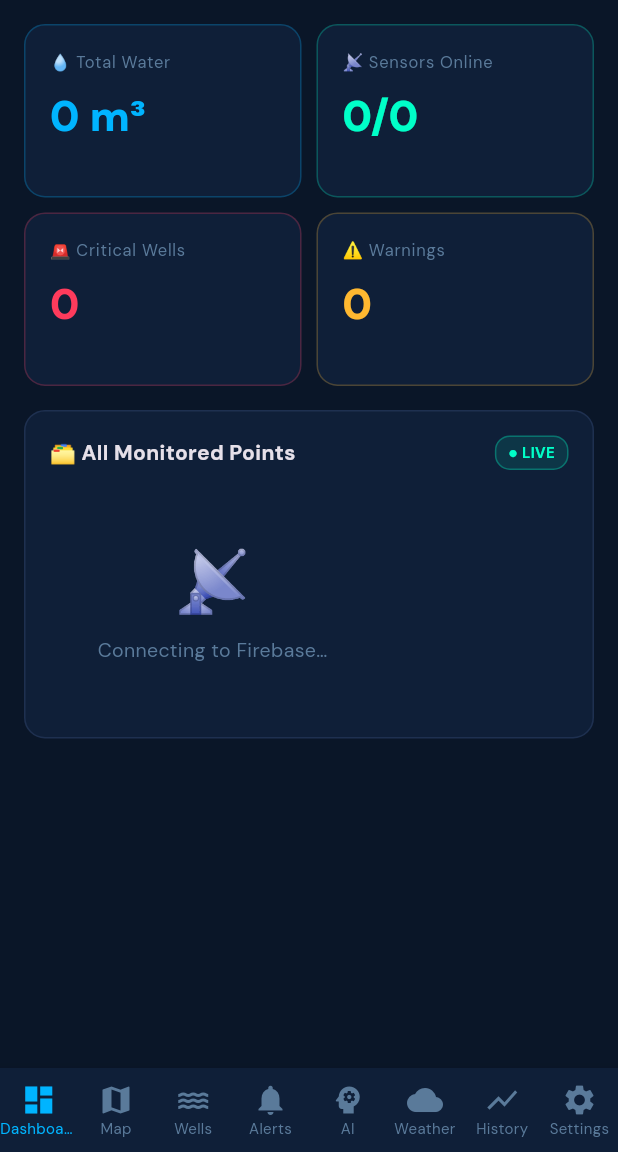
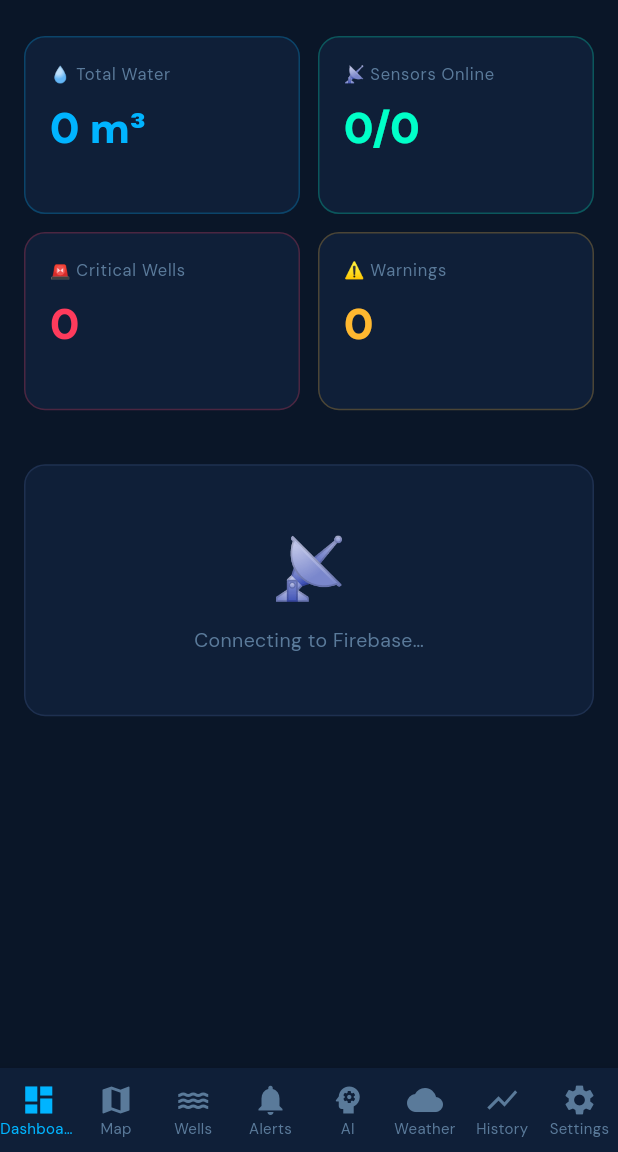
Before and after one commit to HajarBoulmane/AquaSense, a Flutter app: the screen it shows after launch, on a phone screen of 412 x 824 dp, the part 84-1236 px from its top. Run offline on Flutter 3.47's test engine with Material 3 defaults, Android fonts, the phone set to English and light mode, and no system bars; our stand-ins replace firebase_core, firebase_database, fl_chart, flutter_map, google_fonts, latlong2; accounts and stored records are empty.

Commit message:
Add responsive layout support for larger screens

```diff
--- a/lib/main.dart
+++ b/lib/main.dart
@@ -23,12 +23,12 @@ class AquaSenseApp extends StatelessWidget {
       debugShowCheckedModeBanner: false,
       theme: ThemeData(
         brightness: Brightness.dark,
-        scaffoldBackgroundColor: const Color(0xFF0A1628),
+        scaffoldBackgroundColor: const Color(0xFF060D1A),
         colorScheme: const ColorScheme.dark(
           primary:   Color(0xFF00B4FF),
           secondary: Color(0xFF00FFC8),
           error:     Color(0xFFFF3B5C),
-          surface:   Color(0xFF0F1F38),
+          surface:   Color(0xFF0B1629),
         ),
         textTheme: GoogleFonts.dmSansTextTheme(
           ThemeData.dark().textTheme,
--- a/lib/screens/dashboard_screen.dart
+++ b/lib/screens/dashboard_screen.dart
@@ -6,6 +6,7 @@ import '../theme/app_theme.dart';
 import '../models/sensor_model.dart';
 import '../widgets/stat_card.dart';
 import '../widgets/sensor_list_tile.dart';
+import '../utils/responsive.dart';
 import 'main_shell.dart';
 import 'sensor_detail_screen.dart';
 
@@ -14,73 +15,76 @@ class DashboardScreen extends StatelessWidget {
 
   @override
   Widget build(BuildContext context) {
-    final sensors = SensorsProvider.of(context)?.sensors ?? [];
+    final sensors  = SensorsProvider.of(context)?.sensors ?? [];
+    final totalVol = sensors.fold(0.0, (a, s) => a + s.volumeM3);
+    final online   = sensors.where((s) => s.online).length;
+    final critical = sensors.where((s) => s.status == SensorStatus.critical).length;
+    final warned   = sensors.where((s) => s.status == SensorStatus.warning).length;
 
-    final totalVol  = sensors.fold(0.0, (a, s) => a + s.volumeM3);
-    final online    = sensors.where((s) => s.online).length;
-    final critical  = sensors.where((s) => s.status == SensorStatus.critical).length;
-    final warned    = sensors.where((s) => s.status == SensorStatus.warning).length;
+    return PageWrapper(
+      child: Column(crossAxisAlignment: CrossAxisAlignment.start, children: [
 
-    return RefreshIndicator(
-      color: AquaColors.accent,
-      backgroundColor: AquaColors.surface,
-      onRefresh: () async => await Future.delayed(const Duration(seconds: 1)),
-      child: ListView(
-        padding: const EdgeInsets.all(16),
+        // ── Stats grid — 4 cols on desktop, 2 on mobile ────────
+        ResponsiveGrid(
+          columns: R.statCols(context),
+          childAspect: R.isDesktop(context) ? 1.8 : 1.55,
           children: [
-
-          // ── Stats grid ──────────────────────────────────────
-          GridView.count(
-            crossAxisCount: 2,
-            shrinkWrap: true,
-            physics: const NeverScrollableScrollPhysics(),
-            crossAxisSpacing: 10,
-            mainAxisSpacing: 10,
-            childAspectRatio: 1.6,
-            children: [
-              StatCard(label: '💧 Total Water',     value: '${totalVol.round()} m³', color: AquaColors.accent),
-              StatCard(label: '📡 Sensors Online',  value: '$online/${sensors.length}', color: AquaColors.accent2),
-              StatCard(label: '🚨 Critical Wells',  value: '$critical', color: AquaColors.danger),
-              StatCard(label: '⚠️ Warnings',        value: '$warned',   color: AquaColors.warn),
+            StatCard(label: '💧 Total Water',    value: '${totalVol.round()} m³', color: AquaColors.accent),
+            StatCard(label: '📡 Sensors Online', value: '$online/${sensors.length}', color: AquaColors.accent2),
+            StatCard(label: '🚨 Critical Wells', value: '$critical', color: AquaColors.danger),
+            StatCard(label: '⚠️ Warnings',       value: '$warned', color: AquaColors.warn),
           ],
         ),
+        const SizedBox(height: 18),
+
+        // ── Chart + List — side-by-side on desktop ─────────────
+        if (sensors.isNotEmpty)
+          R.useTwoCols(context)
+              ? Row(crossAxisAlignment: CrossAxisAlignment.start, children: [
+                  Expanded(flex: 3, child: _chartCard(context, sensors)),
+                  const SizedBox(width: 18),
+                  Expanded(flex: 2, child: _listCard(context, sensors)),
+                ])
+              : Column(children: [
+                  _chartCard(context, sensors),
                   const SizedBox(height: 16),
+                  _listCard(context, sensors),
+                ]),
 
-          // ── Level history chart ──────────────────────────────
-          if (sensors.isNotEmpty) ...[
-            _AquaCard(
+        if (sensors.isEmpty) ...[
+          const SizedBox(height: 18),
+          _emptyState(),
+        ],
+      ]),
+    );
+  }
+
+  Widget _chartCard(BuildContext context, List<SensorModel> sensors) {
+    return AquaCard(
       title: '📈 Level Overview',
       child: SizedBox(
-                height: 180,
-                child: BarChart(
-                  BarChartData(
+        height: R.chartH(context),
+        child: BarChart(BarChartData(
           barGroups: sensors.asMap().entries.map((e) {
             final s = e.value;
             final color = s.status == SensorStatus.critical
                 ? AquaColors.danger
                 : s.status == SensorStatus.warning
-                              ? AquaColors.warn
-                              : AquaColors.accent2;
+                    ? AquaColors.warn : AquaColors.accent2;
             return BarChartGroupData(x: e.key, barRods: [
               BarChartRodData(
-                          toY: s.levelPct,
-                          color: color,
-                          width: 14,
-                          borderRadius: BorderRadius.circular(4),
-                        ),
+                toY: s.levelPct, color: color, width: 14,
+                borderRadius: BorderRadius.circular(4)),
             ]);
           }).toList(),
           titlesData: FlTitlesData(
-                      leftTitles: AxisTitles(
-                        sideTitles: SideTitles(
+            leftTitles: AxisTitles(sideTitles: SideTitles(
               showTitles: true,
               getTitlesWidget: (v, _) => Text('${v.round()}%',
                 style: TextStyle(fontSize: 9, color: AquaColors.muted)),
               reservedSize: 32,
-                        ),
-                      ),
-                      bottomTitles: AxisTitles(
-                        sideTitles: SideTitles(
+            )),
+            bottomTitles: AxisTitles(sideTitles: SideTitles(
               showTitles: true,
               getTitlesWidget: (v, _) {
                 final i = v.toInt();
@@ -89,92 +93,82 @@ class DashboardScreen extends StatelessWidget {
                 return Padding(
                   padding: const EdgeInsets.only(top: 4),
                   child: Text(
-                                name.length > 8 ? '${name.substring(0,7)}…' : name,
-                                style: TextStyle(fontSize: 8, color: AquaColors.muted),
+                    name.length > 8 ? '${name.substring(0, 7)}…' : name,
+                    style: TextStyle(fontSize: 8, color: AquaColors.muted)));
+              },
+              reservedSize: 28,
+            )),
+            rightTitles: const AxisTitles(sideTitles: SideTitles(showTitles: false)),
+            topTitles:   const AxisTitles(sideTitles: SideTitles(showTitles: false)),
+          ),
+          borderData: FlBorderData(show: false),
+          gridData: FlGridData(
+            getDrawingHorizontalLine: (_) =>
+                FlLine(color: AquaColors.border, strokeWidth: 1)),
+          maxY: 100,
+        )),
       ),
     );
-                          },
-                          reservedSize: 28,
-                        ),
-                      ),
-                      rightTitles:  const AxisTitles(sideTitles: SideTitles(showTitles: false)),
-                      topTitles:    const AxisTitles(sideTitles: SideTitles(showTitles: false)),
-                    ),
-                    borderData: FlBorderData(show: false),
-                    gridData:   FlGridData(
-                      getDrawingHorizontalLine: (_) =>
-                        FlLine(color: AquaColors.border, strokeWidth: 1),
-                    ),
-                    maxY: 100,
-                  ),
-                ),
-              ),
-            ),
-            const SizedBox(height: 16),
-          ],
+  }
 
-          // ── All sensors list ─────────────────────────────────
-          _AquaCard(
+  Widget _listCard(BuildContext context, List<SensorModel> sensors) {
+    return AquaCard(
       title: '🗂️ All Monitored Points',
       liveTag: true,
-            child: sensors.isEmpty
-              ? _emptyState()
-              : Column(
+      child: Column(
         children: sensors.map((s) => SensorListTile(
           sensor: s,
           onTap: () => Navigator.push(context,
             MaterialPageRoute(builder: (_) => SensorDetailScreen(sensor: s))),
         )).toList(),
       ),
-          ),
-        ],
-      ),
     );
   }
 
-  Widget _emptyState() => Padding(
-    padding: const EdgeInsets.all(32),
-    child: Column(children: [
-      Text('📡', style: TextStyle(fontSize: 40)),
-      const SizedBox(height: 8),
+  Widget _emptyState() => Container(
+    padding: const EdgeInsets.all(40),
+    decoration: BoxDecoration(
+      color: AquaColors.surface, borderRadius: BorderRadius.circular(14),
+      border: Border.all(color: AquaColors.border)),
+    child: Center(child: Column(children: [
+      const Text('📡', style: TextStyle(fontSize: 40)),
+      const SizedBox(height: 10),
       Text('Connecting to Firebase…',
         style: TextStyle(color: AquaColors.muted, fontSize: 13)),
-    ]),
+    ])),
   );
 }
 
-// ── Reusable card ─────────────────────────────────────────────
-class _AquaCard extends StatelessWidget {
+// ── Reusable AquaCard — exported for other screens ───────
+class AquaCard extends StatelessWidget {
   final String title;
   final Widget child;
   final bool liveTag;
 
-  const _AquaCard({required this.title, required this.child, this.liveTag = false});
+  const AquaCard({super.key, required this.title, required this.child,
+    this.liveTag = false});
 
   @override
   Widget build(BuildContext context) {
     return Container(
-      padding: const EdgeInsets.all(16),
+      padding: EdgeInsets.all(R.isDesktop(context) ? 20 : 16),
       decoration: BoxDecoration(
-        color: AquaColors.surface,
-        borderRadius: BorderRadius.circular(14),
-        border: Border.all(color: AquaColors.border),
-      ),
+        color: AquaColors.surface, borderRadius: BorderRadius.circular(14),
+        border: Border.all(color: AquaColors.border)),
       child: Column(crossAxisAlignment: CrossAxisAlignment.start, children: [
         Row(children: [
-          Expanded(child: Text(title,
-            style: const TextStyle(fontWeight: FontWeight.w700, fontSize: 14))),
+          Expanded(child: Text(title, style: TextStyle(
+            fontWeight: FontWeight.w700,
+            fontSize: R.isDesktop(context) ? 15 : 14))),
           if (liveTag)
             Container(
               padding: const EdgeInsets.symmetric(horizontal: 8, vertical: 3),
               decoration: BoxDecoration(
                 color: AquaColors.accent2.withOpacity(0.1),
                 borderRadius: BorderRadius.circular(10),
-                border: Border.all(color: AquaColors.accent2.withOpacity(0.3)),
-              ),
-              child: Text('● LIVE',
-                style: TextStyle(fontSize: 10, color: AquaColors.accent2, fontWeight: FontWeight.w700)),
-            ),
+                border: Border.all(color: AquaColors.accent2.withOpacity(0.3))),
+              child: Text('● LIVE', style: TextStyle(
+                fontSize: 10, color: AquaColors.accent2, fontWeight: FontWeight.w700))),
         ]),
         const SizedBox(height: 14),
         child,
--- a/lib/screens/history_screen.dart
+++ b/lib/screens/history_screen.dart
@@ -3,6 +3,7 @@
 import 'package:flutter/material.dart';
 import 'package:fl_chart/fl_chart.dart';
 import '../theme/app_theme.dart';
+import '../utils/responsive.dart';
 import '../models/sensor_model.dart';
 import 'main_shell.dart';
 
@@ -33,12 +34,15 @@ class _HistoryScreenState extends State<HistoryScreen> {
 
     final maxLen = _history.values.fold(0, (a, v) => a > v.length ? a : v.length);
 
-    return ListView(
-      padding: const EdgeInsets.all(16),
-      children: [
+    return Center(
+      child: ConstrainedBox(
+        constraints: BoxConstraints(maxWidth: R.maxW(context)),
+        child: ListView(
+          padding: EdgeInsets.all(R.pad(context)),
+          children: [
         // Chart
         Container(
-          padding: const EdgeInsets.all(16),
+          padding: EdgeInsets.all(R.pad(context)),
           decoration: BoxDecoration(
             color: AquaColors.surface,
             borderRadius: BorderRadius.circular(14),
@@ -101,7 +105,7 @@ class _HistoryScreenState extends State<HistoryScreen> {
 
         // Event log
         Container(
-          padding: const EdgeInsets.all(16),
+          padding: EdgeInsets.all(R.pad(context)),
           decoration: BoxDecoration(
             color: AquaColors.surface,
             borderRadius: BorderRadius.circular(14),
@@ -127,7 +131,9 @@ class _HistoryScreenState extends State<HistoryScreen> {
             }),
           ]),
         ),
-      ],
+        ],
+        ),
+      ),
     );
   }
 }
--- a/lib/screens/predictions_screen.dart
+++ b/lib/screens/predictions_screen.dart
@@ -3,6 +3,7 @@
 import 'package:flutter/material.dart';
 import 'package:fl_chart/fl_chart.dart';
 import '../theme/app_theme.dart';
+import '../utils/responsive.dart';
 import '../models/sensor_model.dart';
 import 'main_shell.dart';
 
@@ -19,12 +20,15 @@ class PredictionsScreen extends StatelessWidget {
     final sensors = SensorsProvider.of(context)?.sensors ?? [];
     final sorted  = [...sensors]..sort((a, b) => a.levelPct.compareTo(b.levelPct));
 
-    return ListView(
-      padding: const EdgeInsets.all(16),
-      children: [
+    return Center(
+      child: ConstrainedBox(
+        constraints: BoxConstraints(maxWidth: R.maxW(context)),
+        child: ListView(
+          padding: EdgeInsets.all(R.pad(context)),
+          children: [
         // ── Insights ─────────────────────────────────────────
         Container(
-          padding: const EdgeInsets.all(16),
+          padding: EdgeInsets.all(R.pad(context)),
           decoration: BoxDecoration(
             color: AquaColors.surface,
             borderRadius: BorderRadius.circular(14),
@@ -41,7 +45,7 @@ class PredictionsScreen extends StatelessWidget {
 
         // ── 30-day forecast chart ─────────────────────────────
         Container(
-          padding: const EdgeInsets.all(16),
+          padding: EdgeInsets.all(R.pad(context)),
           decoration: BoxDecoration(
             color: AquaColors.surface,
             borderRadius: BorderRadius.circular(14),
@@ -99,7 +103,7 @@ class PredictionsScreen extends StatelessWidget {
 
         // ── Shortage probability bars ─────────────────────────
         Container(
-          padding: const EdgeInsets.all(16),
+          padding: EdgeInsets.all(R.pad(context)),
           decoration: BoxDecoration(
             color: AquaColors.surface,
             borderRadius: BorderRadius.circular(14),
@@ -136,7 +140,9 @@ class PredictionsScreen extends StatelessWidget {
             }),
           ]),
         ),
-      ],
+        ],
+        ),
+      ),
     );
   }
 }
--- a/lib/screens/wells_screen.dart
+++ b/lib/screens/wells_screen.dart
@@ -2,6 +2,7 @@
 
 import 'package:flutter/material.dart';
 import '../theme/app_theme.dart';
+import '../utils/responsive.dart';
 import '../models/sensor_model.dart';
 import '../widgets/sensor_list_tile.dart';
 import 'main_shell.dart';
@@ -42,7 +43,7 @@ class _WellsScreenState extends State<WellsScreen> {
         child: sensors.isEmpty
           ? Center(child: Text('No sensors found', style: TextStyle(color: AquaColors.muted)))
           : ListView.builder(
-              padding: const EdgeInsets.all(16),
+              padding: EdgeInsets.all(R.pad(context)),
               itemCount: sensors.length,
               itemBuilder: (_, i) => SensorListTile(
                 sensor: sensors[i],
--- /dev/null
+++ b/lib/utils/responsive.dart
@@ -0,0 +1,121 @@
+// lib/utils/responsive.dart
+// ─────────────────────────────────────────────────────────
+// Import this in every screen. Gives you breakpoints,
+// padding, column counts, and a PageWrapper widget.
+// ─────────────────────────────────────────────────────────
+
+import 'package:flutter/material.dart';
+
+class R {
+  static double w(BuildContext ctx) => MediaQuery.of(ctx).size.width;
+
+  static bool isMobile(BuildContext ctx)  => w(ctx) < 650;
+  static bool isTablet(BuildContext ctx)  => w(ctx) >= 650  && w(ctx) < 1100;
+  static bool isDesktop(BuildContext ctx) => w(ctx) >= 1100;
+  static bool isWide(BuildContext ctx)    => w(ctx) >= 1400;
+
+  /// Horizontal padding for page content
+  static double pad(BuildContext ctx) {
+    final v = w(ctx);
+    if (v >= 1400) return 56;
+    if (v >= 1100) return 36;
+    if (v >= 650)  return 24;
+    return 16;
+  }
+
+  /// Max content width — prevents cards from stretching on 4K
+  static double maxW(BuildContext ctx) {
+    final v = w(ctx);
+    if (v >= 1600) return 1440;
+    if (v >= 1100) return 1100;
+    return v;
+  }
+
+  /// Stat card columns
+  static int statCols(BuildContext ctx) {
+    final v = w(ctx);
+    if (v >= 1100) return 4;
+    if (v >= 650)  return 2;
+    return 2;
+  }
+
+  /// General grid columns (for cards/wells/alerts)
+  static int gridCols(BuildContext ctx) {
+    final v = w(ctx);
+    if (v >= 1200) return 3;
+    if (v >= 750)  return 2;
+    return 1;
+  }
+
+  /// Two-column layout (chart + list side-by-side) on desktop
+  static bool useTwoCols(BuildContext ctx) => w(ctx) >= 900;
+
+  /// Chart height — taller on big screens
+  static double chartH(BuildContext ctx) {
+    final v = w(ctx);
+    if (v >= 1400) return 300;
+    if (v >= 1100) return 240;
+    return 180;
+  }
+}
+
+// ─────────────────────────────────────────────────────────
+// PageWrapper — wrap your page body with this.
+// Centers and constrains content, adds correct padding.
+// ─────────────────────────────────────────────────────────
+class PageWrapper extends StatelessWidget {
+  final Widget child;
+
+  const PageWrapper({super.key, required this.child});
+
+  @override
+  Widget build(BuildContext context) {
+    final p    = R.pad(context);
+    final maxW = R.maxW(context);
+
+    return SingleChildScrollView(
+      child: Center(
+        child: ConstrainedBox(
+          constraints: BoxConstraints(maxWidth: maxW),
+          child: Padding(
+            padding: EdgeInsets.fromLTRB(p, 24, p, 32),
+            child: child,
+          ),
+        ),
+      ),
+    );
+  }
+}
+
+// ─────────────────────────────────────────────────────────
+// ResponsiveGrid — use instead of GridView.count so columns
+// auto-adjust to screen width.
+// ─────────────────────────────────────────────────────────
+class ResponsiveGrid extends StatelessWidget {
+  final List<Widget> children;
+  final int? columns;       // override auto column count
+  final double spacing;
+  final double childAspect; // width / height ratio per cell
+
+  const ResponsiveGrid({
+    super.key,
+    required this.children,
+    this.columns,
+    this.spacing = 12,
+    this.childAspect = 1.6,
+  });
+
+  @override
+  Widget build(BuildContext context) {
+    final cols = columns ?? R.statCols(context);
+    return GridView.count(
+      crossAxisCount: cols,
+      shrinkWrap: true,
+      physics: const NeverScrollableScrollPhysics(),
+      crossAxisSpacing: spacing,
+      mainAxisSpacing: spacing,
+      childAspectRatio: childAspect,
+      children: children,
+    );
+  }
+}
```
Also changed, not shown: lib/screens/alerts_screen.dart (+48 -63 lines), lib/screens/settings_screen.dart (+10 -4 lines), lib/screens/weather_screen.dart (+12 -6 lines), 3 other files. Lines whose indentation alone changed are shown as unchanged.
